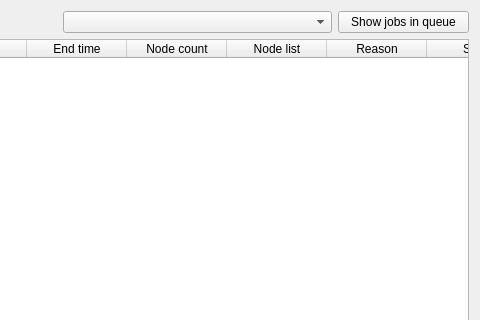
This is gui/widgets_templates/manage-jobs.ui in intdata-bsc/idact-gui as Qt 5 draws it before an edit; both pictures show x 85 to 565 and y 0 to 320 of the 565 by 570 pixel window. The edited form follows.
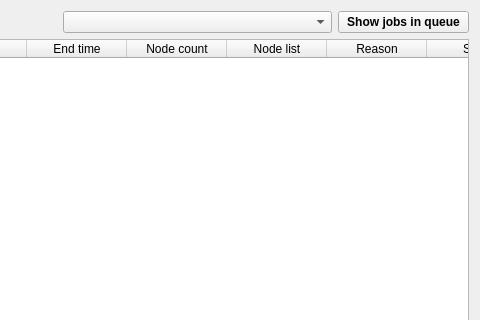
This is the edited form.

What changed in the file:
```diff
--- a/gui/widgets_templates/manage-jobs.ui
+++ b/gui/widgets_templates/manage-jobs.ui
@@ -30,6 +30,12 @@
    </item>
    <item row="1" column="3">
     <widget class="QPushButton" name="show_jobs_button">
+     <property name="font">
+      <font>
+       <weight>75</weight>
+       <bold>true</bold>
+      </font>
+     </property>
      <property name="text">
       <string>Show jobs in queue</string>
      </property>
```
Left out of the diff: 7 changed lines with no effect on the pictures.
